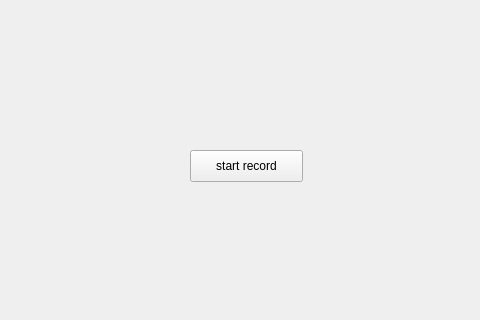
Qt form Sources/11_record_audio_wav/mainwindow.ui (youshihou/audio-video-learning) before a commit; both pictures show x 0 to 480 and y 0 to 320 of the 800 by 600 pixel window.
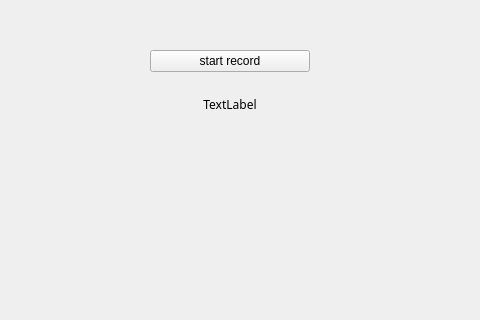
The same form after that commit.

```diff
--- a/Sources/11_record_audio_wav/mainwindow.ui
+++ b/Sources/11_record_audio_wav/mainwindow.ui
@@ -14,18 +14,39 @@
    <string>MainWindow</string>
   </property>
   <widget class="QWidget" name="centralwidget">
-   <widget class="QPushButton" name="audioButton">
+   <widget class="QWidget" name="verticalLayoutWidget">
     <property name="geometry">
      <rect>
-      <x>190</x>
-      <y>150</y>
-      <width>113</width>
-      <height>32</height>
+      <x>150</x>
+      <y>50</y>
+      <width>160</width>
+      <height>80</height>
      </rect>
     </property>
-    <property name="text">
-     <string>start record</string>
-    </property>
+    <layout class="QVBoxLayout" name="verticalLayout">
+     <item>
+      <widget class="QPushButton" name="audioButton">
+       <property name="text">
+        <string>start record</string>
+       </property>
+      </widget>
+     </item>
+     <item>
+      <widget class="QLabel" name="timeLabel">
+       <property name="font">
+        <font>
+         <family>Menlo</family>
+        </font>
+       </property>
+       <property name="text">
+        <string>TextLabel</string>
+       </property>
+       <property name="alignment">
+        <set>Qt::AlignCenter</set>
+       </property>
+      </widget>
+     </item>
+    </layout>
    </widget>
   </widget>
   <widget class="QMenuBar" name="menubar">
```
